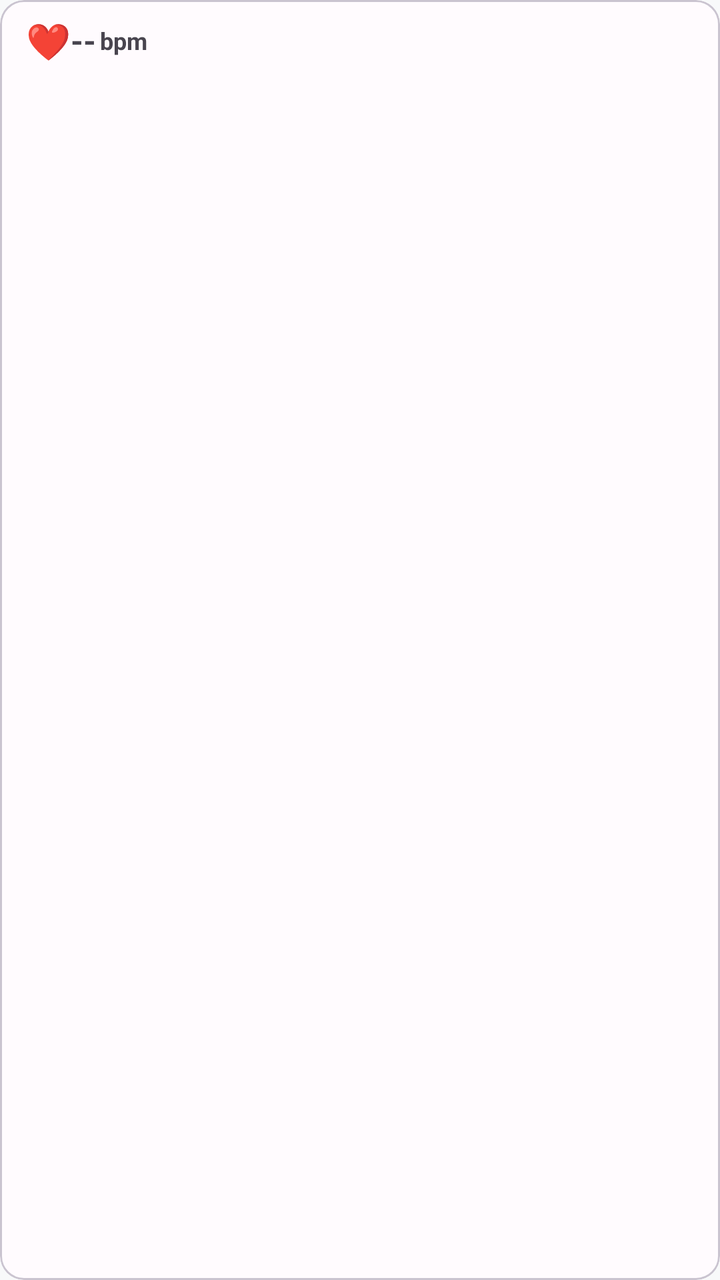
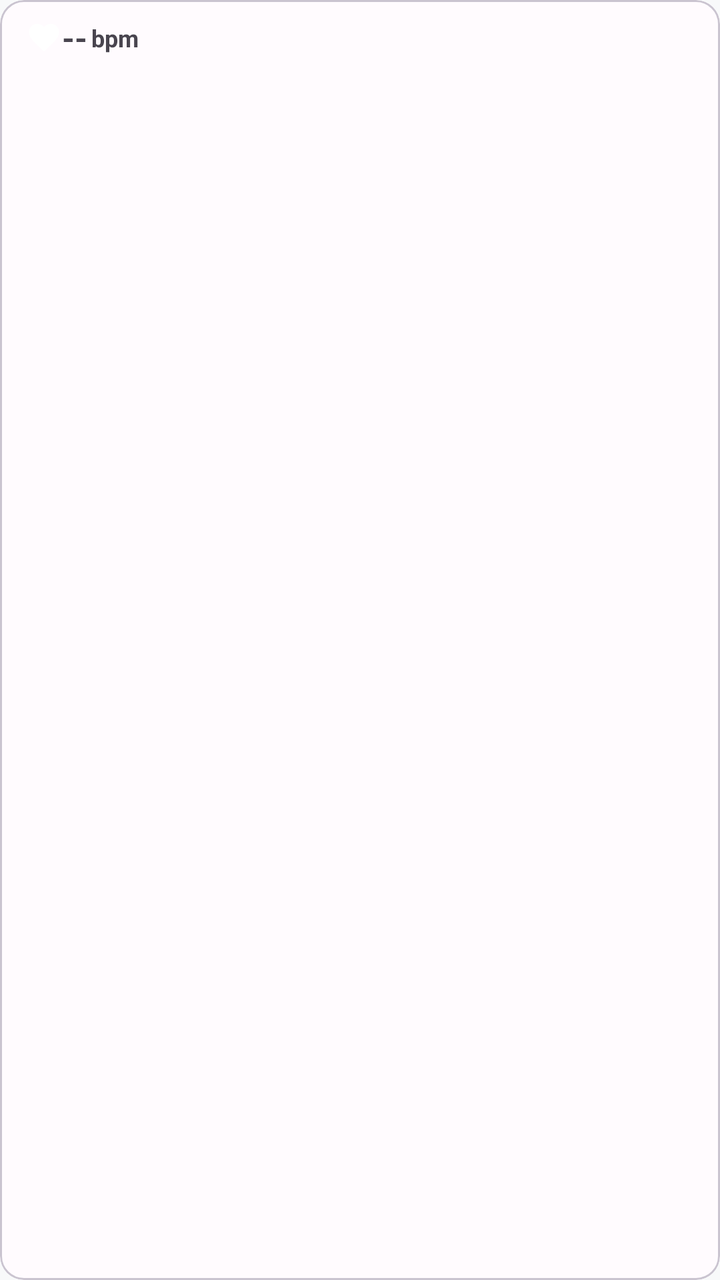

An Android layout rendered at two revisions. The XML below is the earlier revision; the diff shows what the commit changed to produce the second picture.
<!-- AndroidManifest.xml: application theme Theme.HeartRateMonitorMobile -->
<!-- res/layout/layout_floating_window.xml -->
<?xml version="1.0" encoding="utf-8"?>
<com.google.android.material.card.MaterialCardView xmlns:android="http://schemas.android.com/apk/res/android"
    xmlns:app="http://schemas.android.com/apk/res-auto"
    android:id="@+id/floating_root"
    android:layout_width="wrap_content"
    android:layout_height="wrap_content"
    app:cardElevation="0dp"> <LinearLayout
    android:layout_width="wrap_content"
    android:layout_height="wrap_content"
    android:gravity="center_vertical"
    android:orientation="horizontal"
    android:paddingStart="12dp"
    android:paddingTop="8dp"
    android:paddingEnd="12dp"
    android:paddingBottom="8dp">

    <TextView
        android:id="@+id/floating_heart_icon"
        android:layout_width="wrap_content"
        android:layout_height="wrap_content"
        android:text="❤️"
        android:layout_marginStart="1dp"
        android:textSize="18sp" />

    <TextView
        android:id="@+id/floating_bpm_number"
        android:layout_width="wrap_content"
        android:layout_height="wrap_content"
        android:text="--"
        android:textSize="16sp"
        android:textStyle="bold" />
    <TextView
        android:id="@+id/floating_bpm_text"
        android:layout_width="wrap_content"
        android:layout_height="wrap_content"
        android:layout_marginStart="2dp"
        android:text="bpm"
        android:textSize="12sp"
        android:textStyle="bold" />

    <TextView
        android:id="@+id/floating_speed_divider"
        android:layout_width="wrap_content"
        android:layout_height="wrap_content"
        android:layout_marginStart="6dp"
        android:layout_marginEnd="6dp"
        android:text="|"
        android:textSize="14sp"
        android:visibility="gone"/>

    <LinearLayout
        android:id="@+id/floating_speed_layout"
        android:layout_width="wrap_content"
        android:layout_height="wrap_content"
        android:orientation="horizontal"
        android:visibility="gone">

        <TextView
            android:id="@+id/floating_speed_number"
            android:layout_width="wrap_content"
            android:layout_height="wrap_content"
            android:text="0.0"
            android:textSize="16sp"
            android:textStyle="bold" />

        <TextView
            android:id="@+id/floating_speed_unit"
            android:layout_width="wrap_content"
            android:layout_height="wrap_content"
            android:layout_marginStart="2dp"
            android:text="km/h"
            android:textSize="12sp"
            android:textStyle="bold" />
    </LinearLayout>

</LinearLayout>

</com.google.android.material.card.MaterialCardView>
<!-- resources referenced by this layout -->
<resources>
  <style name="Theme.HeartRateMonitorMobile" parent="Theme.Material3.DayNight.NoActionBar">
          <item name="colorPrimary">@color/primary_light</item>
          <item name="colorOnPrimary">@color/on_primary_light</item>
          <item name="colorPrimaryContainer">@color/primary_container_light</item>
          <item name="colorOnPrimaryContainer">@color/on_primary_container_light</item>
          <item name="android:colorBackground">@color/background_light</item>
          <item name="colorOnBackground">@color/on_background_light</item>
          <item name="colorSurface">@color/surface_light</item>
          <item name="colorOnSurface">@color/on_surface_light</item>
          <item name="colorSurfaceVariant">@color/surface_variant_light</item>
          <item name="colorOnSurfaceVariant">@color/on_surface_variant_light</item>
          <item name="colorSurfaceContainerLow">@color/surface_light</item>
          <item name="colorSurfaceContainer">@color/surface_light</item>
          <item name="colorSurfaceContainerHigh">@color/surface_variant_light</item>
          <item name="colorOutline">@color/surface_variant_light</item>
  
          <item name="android:statusBarColor">@android:color/transparent</item>
          <item name="android:windowLightStatusBar">true</item>
          <item name="android:navigationBarColor">@android:color/transparent</item>
          <item name="android:windowLightNavigationBar">true</item>
          <item name="android:windowBackground">@color/background_light</item>
      </style>
  <color name="primary_light">#00668B</color>
  <color name="on_primary_light">#FFFFFF</color>
  <color name="primary_container_light">#C3E8FF</color>
  <color name="on_primary_container_light">#001F2D</color>
  <color name="background_light">#F8F9FA</color>
  <color name="on_background_light">#191C1E</color>
  <color name="surface_light">#FFFBFE</color>
  <color name="on_surface_light">#191C1E</color>
  <color name="surface_variant_light">#DDE3EA</color>
  <color name="on_surface_variant_light">#41484D</color>
</resources>

<!-- the commit's change to res/layout/layout_floating_window.xml (unified diff, before → after) -->
@@ -14,13 +14,13 @@
     android:paddingEnd="12dp"
     android:paddingBottom="8dp">
 
-    <TextView
+    <ImageView
         android:id="@+id/floating_heart_icon"
-        android:layout_width="wrap_content"
-        android:layout_height="wrap_content"
-        android:text="❤️"
+        android:layout_width="18dp"
+        android:layout_height="18dp"
         android:layout_marginStart="1dp"
-        android:textSize="18sp" />
+        android:contentDescription="@null"
+        android:src="@drawable/ic_heart" />
 
     <TextView
         android:id="@+id/floating_bpm_number"
<!-- resource entries referenced after the edit -->
@@ -1,5 +1,15 @@
 <!-- resources referenced by this layout -->
 <resources>
+  <!-- drawable ic_heart (drawable) -->
+  <vector xmlns:android="http://schemas.android.com/apk/res/android"
+      android:width="24dp"
+      android:height="24dp"
+      android:viewportWidth="24"
+      android:viewportHeight="24">
+      <path
+          android:fillColor="@android:color/white"
+          android:pathData="M12,21.35l-1.45,-1.32C5.4,15.36 2,12.28 2,8.5 2,5.42 4.42,3 7.5,3c1.74,0 3.41,0.81 4.5,2.09C13.09,3.81 14.76,3 16.5,3 19.58,3 22,5.42 22,8.5c0,3.78 -3.4,6.86 -8.55,11.54L12,21.35z" />
+  </vector>
   <style name="Theme.HeartRateMonitorMobile" parent="Theme.Material3.DayNight.NoActionBar">
           <item name="colorPrimary">@color/primary_light</item>
           <item name="colorOnPrimary">@color/on_primary_light</item>
@@ -11,10 +21,11 @@
           <item name="colorOnSurface">@color/on_surface_light</item>
           <item name="colorSurfaceVariant">@color/surface_variant_light</item>
           <item name="colorOnSurfaceVariant">@color/on_surface_variant_light</item>
-          <item name="colorSurfaceContainerLow">@color/surface_light</item>
-          <item name="colorSurfaceContainer">@color/surface_light</item>
-          <item name="colorSurfaceContainerHigh">@color/surface_variant_light</item>
-          <item name="colorOutline">@color/surface_variant_light</item>
+          <item name="colorSurfaceContainerLow">@color/surface_container_low_light</item>
+          <item name="colorSurfaceContainer">@color/surface_container_light</item>
+          <item name="colorSurfaceContainerHigh">@color/surface_container_high_light</item>
+          <item name="colorSurfaceContainerHighest">@color/surface_container_highest_light</item>
+          <item name="colorOutline">@color/outline_light</item>
   
           <item name="android:statusBarColor">@android:color/transparent</item>
           <item name="android:windowLightStatusBar">true</item>
@@ -32,5 +43,10 @@
   <color name="on_surface_light">#191C1E</color>
   <color name="surface_variant_light">#DDE3EA</color>
   <color name="on_surface_variant_light">#41484D</color>
+  <color name="surface_container_low_light">#F3F4F6</color>
+  <color name="surface_container_light">#EDEFF2</color>
+  <color name="surface_container_high_light">#E7EAED</color>
+  <color name="surface_container_highest_light">#E1E5E9</color>
+  <color name="outline_light">#74777F</color>
 </resources>
 
